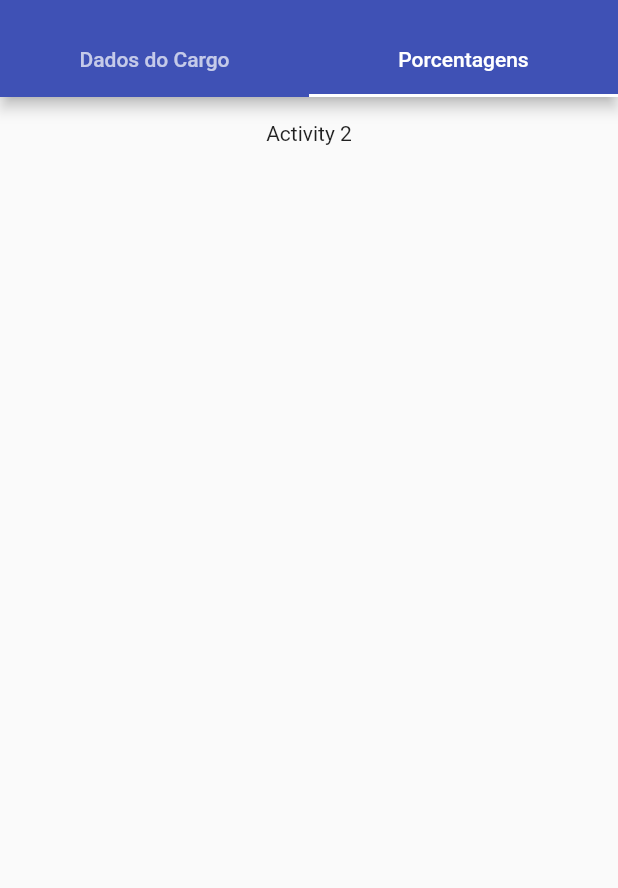
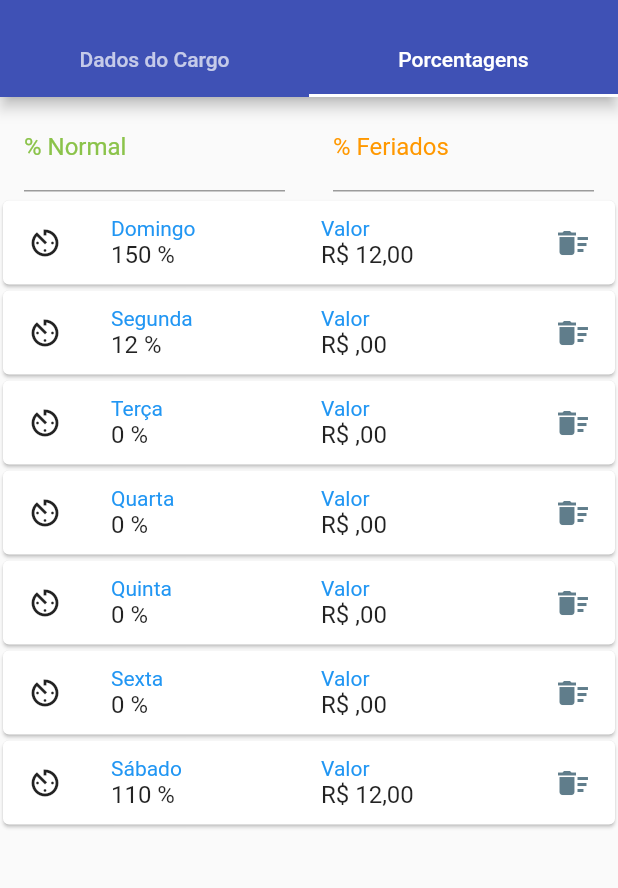
Before and after one commit to bicasoftware/marcaii-flutter, a Flutter app: the ActInsertEmpregos screen opened by its route, tab 2 chosen, on a phone screen of 412 x 824 dp, the part 59-947 px from its top. Run offline on Flutter 3.47's test engine with Material 2 defaults, Android fonts, the light colour scheme and no system bars; our stand-ins replace sqflite; accounts and stored records are empty.

Commit message:
finalizado o layout de PageEmpregoPorcentagens

```diff
--- a/lib/res/Strings.dart
+++ b/lib/res/Strings.dart
@@ -6,6 +6,7 @@ class Strings{
     static String dadosCargo = "Dados do Cargo";
     static String porcentagens = "Porcentagens";
     static String valorSalario = "Valor Salário";
+    static String valor = "Valor";
     static String cargaHoraria = "Carga Horária";
     static String bancoHoras = "Banco de Horas";
     static String diaFechamento = "Dia Fechamento";
@@ -15,6 +16,11 @@ class Strings{
     static String hintSalario = "R\$ 1200,00";
     static String hintHorarioSaida = "18:00";
     static String hintFechamento = "18:00";
+    static String porcNormal = "% Normal";
+    static String hintPorc = "30 %";
+    static String porcFeriados = "% Feriados";
+    static String porcDifer = "% Diferencial";
+
 
 
 }
--- a/lib/src/stateful/ActInsertEmpregos.dart
+++ b/lib/src/stateful/ActInsertEmpregos.dart
@@ -2,6 +2,7 @@ import 'package:flutter/material.dart';
 import'package:marcaii_flutter/res/Strings.dart';
 import 'package:marcaii_flutter/main.dart';
 import 'PageEmpregoInfo.dart';
+import 'PageEmpregoPorcentagens.dart';
 
 class ActInsertEmpregos extends StatefulWidget {
     @override
@@ -49,7 +50,7 @@ class _ActInsertEmpregosState extends State<ActInsertEmpregos> with SingleTicker
                 controller: controller,
                 children: <Widget>[
                     PageEmpregoInfo(),
-                    Act2(),
+                    PageEmpregoPorcentagens(),
                 ],
             )
         );
--- a/lib/src/stateful/ContentText.dart
+++ b/lib/src/stateful/ContentText.dart
@@ -24,7 +24,7 @@ class _ContentTextState extends State<ContentText> {
             this.value,
             style: TextStyle(
                 color: Colors.black87,
-                fontSize: 20.0
+                fontSize: 18.0
             )
         );
     }
--- /dev/null
+++ b/lib/src/stateful/PageEmpregoPorcentagens.dart
@@ -0,0 +1,171 @@
+import 'package:flutter/material.dart';
+import 'package:marcaii_flutter/res/Strings.dart';
+import 'package:marcaii_flutter/src/stateless/AccentText.dart';
+import 'package:marcaii_flutter/src/stateful/ContentText.dart';
+import 'package:marcaii_flutter/res/CurrencyUtils.dart';
+import 'package:marcaii_flutter/models/MdPorcDifer.dart';
+
+class ItensDifer {
+
+    ItensDifer({this.diaSemana, this.porcent, this.valor});
+
+    int diaSemana, porcent;
+    double valor;
+}
+
+class PageEmpregoPorcentagens extends StatefulWidget {
+    @override
+    _PageEmpregoPorcentagensState createState() => _PageEmpregoPorcentagensState();
+}
+
+class _PageEmpregoPorcentagensState extends State<PageEmpregoPorcentagens> {
+
+    final _weekDays = ["Domingo", "Segunda", "Terça", "Quarta", "Quinta", "Sexta", "Sábado"];
+    double valor;
+
+    List<ItensDifer> _itensDifer = [];
+
+    @override
+    void initState() {
+        valor = 0.0;
+        _itensDifer.add(ItensDifer(diaSemana: 0, porcent: 150, valor: 12.0));
+        _itensDifer.add(ItensDifer(diaSemana: 1, porcent: 12, valor: 0.0));
+        _itensDifer.add(ItensDifer(diaSemana: 2, porcent: 0, valor: 0.0));
+        _itensDifer.add(ItensDifer(diaSemana: 3, porcent: 0, valor: 0.0));
+        _itensDifer.add(ItensDifer(diaSemana: 4, porcent: 0, valor: 0.0));
+        _itensDifer.add(ItensDifer(diaSemana: 5, porcent: 0, valor: 0.0));
+        _itensDifer.add(ItensDifer(diaSemana: 6, porcent: 110, valor: 12.0));
+        super.initState();
+    }
+
+    void _inc() {
+        setState(() {
+            valor += 2;
+            _itensDifer[1].valor = valor;
+        });
+    }
+
+    void _dec() {
+        setState(() {
+            valor -= 2;
+            _itensDifer[1].valor = valor;
+        });
+
+        print(_itensDifer[1].valor);
+    }
+
+    @override
+    Widget build(BuildContext context) {
+        return Column(
+            children: <Widget>[
+                Row(
+                    children: <Widget>[
+                        Expanded(
+                            child: ListTile(
+                                title: TextFormField(
+                                    decoration: InputDecoration(
+                                        labelText: Strings.porcNormal,
+                                        hintText: Strings.hintPorc,
+                                        labelStyle: TextStyle(
+                                            color: Colors.lightGreen
+                                        )
+                                    ),
+                                ),
+                            ),
+                        ),
+                        Expanded(
+                            child: ListTile(
+                                title: TextFormField(
+                                    decoration: InputDecoration(
+                                        labelText: Strings.porcFeriados,
+                                        hintText: Strings.hintPorc,
+                                        labelStyle: TextStyle(
+                                            color: Colors.orange
+                                        )
+                                    ),
+                                ),
+                            ),
+                        ),
+                    ],
+                ),
+                Expanded(
+                    child: ListView.builder(
+
+                        itemCount: _itensDifer.length,
+                        itemBuilder: (c, i) {
+                            var item = _itensDifer[i];
+                            return _getPorcDifWidget(item);
+                        },
+
+                    ),
+                )
+            ],
+        );
+    }
+
+    Widget _getPorcDifWidget(ItensDifer item) {
+        return Card(
+            margin: EdgeInsets.all(2.0),
+            elevation: 1.0,
+            child: Container(
+                child: ListTile(
+                    leading: Icon(Icons.av_timer, color: Colors.black87,),
+                    trailing: Icon(Icons.delete_sweep, color: Theme
+                        .of(context)
+                        .dividerColor,),
+                    title: Row(
+                        children: <Widget>[
+                            Expanded(
+                                child: Column(
+                                    crossAxisAlignment: CrossAxisAlignment.start,
+                                    children: <Widget>[
+                                        Text(
+                                            _weekDays[item.diaSemana],
+                                            style: TextStyle(
+                                                fontSize: 14.0,
+                                                color: Theme
+                                                    .of(context)
+                                                    .accentColor,
+                                            ),
+                                        ),
+                                        Text(
+                                            "${item.porcent} %",
+                                            style: TextStyle(
+                                                color: Colors.black87,
+                                                fontSize: 16.0
+                                            ),
+                                        ),
+                                    ],
+                                ),
+                            ),
+
+                            Expanded(
+                                child: Column(
+                                    crossAxisAlignment: CrossAxisAlignment.start,
+                                    children: <Widget>[
+                                        Text(
+                                            Strings.valor,
+                                            style: TextStyle(
+                                                fontSize: 14.0,
+                                                color: Theme
+                                                    .of(context)
+                                                    .accentColor,
+                                            ),
+                                        ),
+                                        Text(
+                                            CurrencyUtils.doubleToCurrency(item.valor),
+                                            style: TextStyle(
+                                                color: Colors.black87,
+                                                fontSize: 16.0
+                                            ),
+                                        ),
+                                    ],
+                                ),
+                            )
+                        ],
+                    ),
+                ),
+            ),
+        );
+    }
+}
--- a/lib/src/stateless/AccentText.dart
+++ b/lib/src/stateless/AccentText.dart
@@ -15,7 +15,7 @@ class AccentText extends StatelessWidget {
                     color: Theme
                         .of(context)
                         .accentColor,
-                    fontSize: 14.0)
+                    fontSize: 12.0)
             );
     }
 
```
